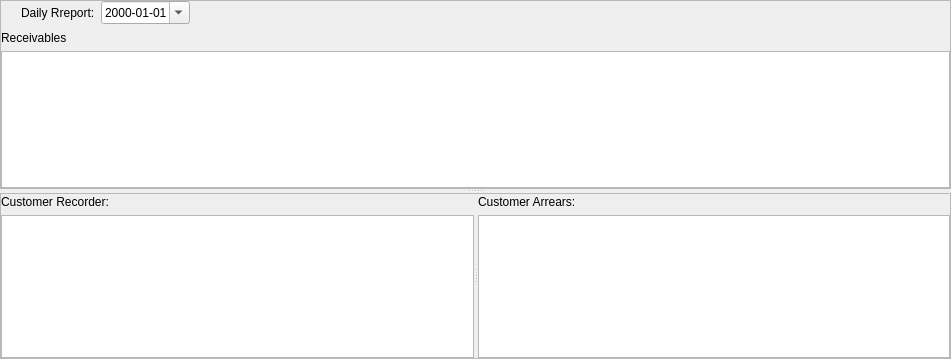
Old version of the form Ui/FormReceivables.ui in the repository golden7602/zion.
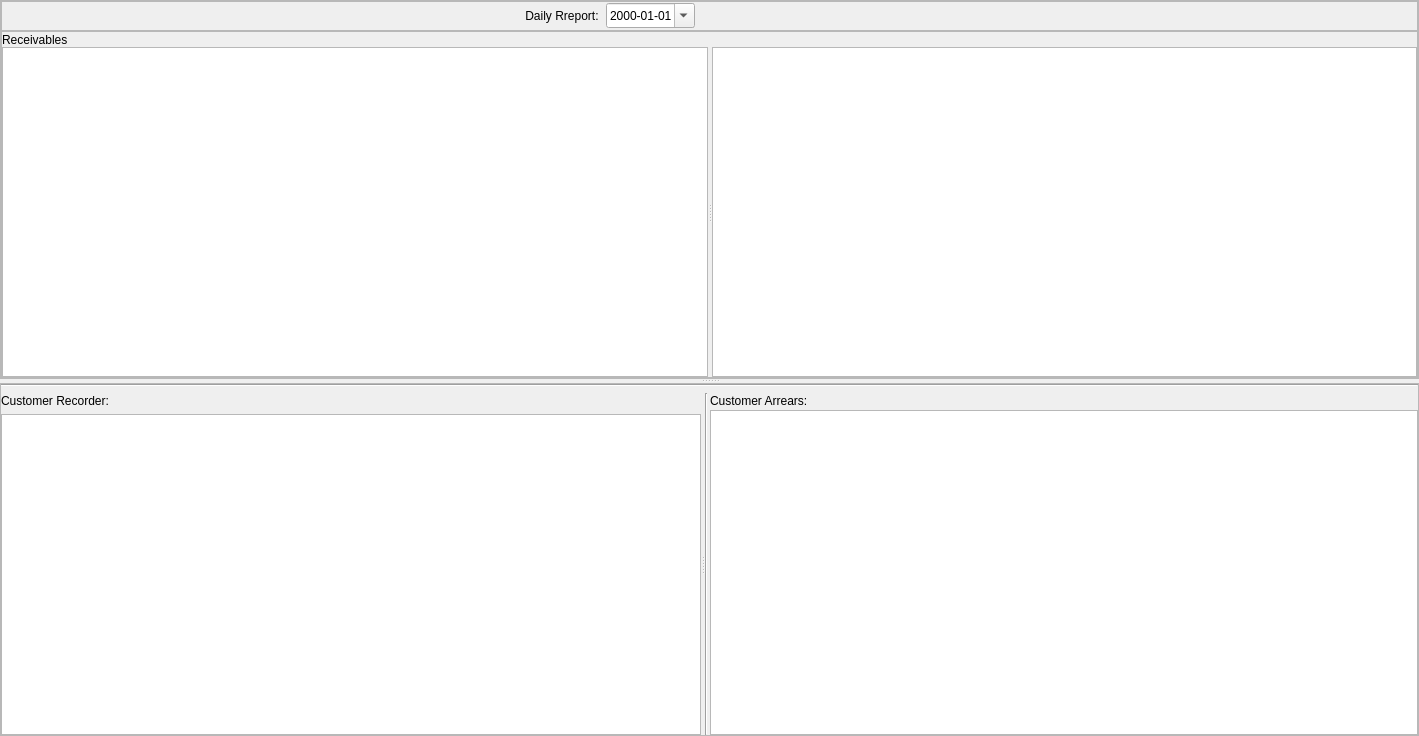
New version of the form.

Diff of the .ui file:
```diff
--- a/Ui/FormReceivables.ui
+++ b/Ui/FormReceivables.ui
@@ -6,8 +6,8 @@
    <rect>
     <x>0</x>
     <y>0</y>
-    <width>951</width>
-    <height>359</height>
+    <width>1419</width>
+    <height>736</height>
    </rect>
   </property>
   <property name="font">
@@ -20,7 +20,7 @@
   <property name="windowTitle">
    <string>Form</string>
   </property>
-  <layout class="QVBoxLayout" name="verticalLayout_5">
+  <layout class="QVBoxLayout" name="verticalLayout_6">
    <property name="spacing">
     <number>0</number>
    </property>
@@ -37,49 +37,101 @@
     <number>0</number>
    </property>
    <item>
-    <widget class="QSplitter" name="splitter">
+    <widget class="QSplitter" name="splitter_3">
      <property name="orientation">
       <enum>Qt::Vertical</enum>
      </property>
-     <property name="opaqueResize">
-      <bool>true</bool>
-     </property>
-     <property name="childrenCollapsible">
-      <bool>false</bool>
-     </property>
-     <widget class="QFrame" name="frame_2">
+     <widget class="QFrame" name="frame_4">
+      <property name="frameShape">
+       <enum>QFrame::StyledPanel</enum>
+      </property>
+      <property name="frameShadow">
+       <enum>QFrame::Raised</enum>
+      </property>
+      <layout class="QVBoxLayout" name="verticalLayout">
+       <property name="spacing">
+        <number>0</number>
+       </property>
+       <property name="leftMargin">
+        <number>0</number>
+       </property>
+       <property name="topMargin">
+        <number>0</number>
+       </property>
+       <property name="rightMargin">
+        <number>0</number>
+       </property>
+       <property name="bottomMargin">
+        <number>0</number>
+       </property>
+       <item>
+        <widget class="QFrame" name="frame_3">
+         <property name="minimumSize">
+          <size>
+           <width>0</width>
+           <height>30</height>
+          </size>
+         </property>
+         <property name="maximumSize">
+          <size>
+           <width>16777215</width>
+           <height>30</height>
+          </size>
+         </property>
+         <property name="frameShape">
+          <enum>QFrame::StyledPanel</enum>
+         </property>
+         <property name="frameShadow">
+          <enum>QFrame::Raised</enum>
+         </property>
+         <layout class="QHBoxLayout" name="horizontalLayout">
+          <property name="spacing">
+           <number>0</number>
+          </property>
+          <property name="leftMargin">
+           <number>0</number>
+          </property>
+          <property name="topMargin">
+           <number>0</number>
+          </property>
+          <property name="rightMargin">
+           <number>0</number>
+          </property>
+          <property name="bottomMargin">
+           <number>0</number>
+          </property>
+          <item>
+           <widget class="QWidget" name="widget" native="true">
       <property name="sizePolicy">
-       <sizepolicy hsizetype="Preferred" vsizetype="Preferred">
-        <horstretch>3</horstretch>
+             <sizepolicy hsizetype="Expanding" vsizetype="Preferred">
+              <horstretch>0</horstretch>
         <verstretch>0</verstretch>
        </sizepolicy>
       </property>
-      <property name="frameShape">
-       <enum>QFrame::StyledPanel</enum>
-      </property>
-      <property name="frameShadow">
-       <enum>QFrame::Raised</enum>
-      </property>
-      <layout class="QVBoxLayout" name="verticalLayout_2">
-       <property name="spacing">
-        <number>6</number>
-       </property>
-       <property name="leftMargin">
-        <number>0</number>
-       </property>
-       <property name="topMargin">
-        <number>0</number>
-       </property>
-       <property name="rightMargin">
-        <number>0</number>
-       </property>
-       <property name="bottomMargin">
-        <number>0</number>
-       </property>
-       <item>
+            <property name="minimumSize">
+             <size>
+              <width>500</width>
+              <height>0</height>
+             </size>
+            </property>
         <layout class="QHBoxLayout" name="horizontalLayout_3">
-         <item>
-          <layout class="QHBoxLayout" name="horizontalLayout_Button"/>
+             <property name="spacing">
+              <number>2</number>
+             </property>
+             <property name="leftMargin">
+              <number>0</number>
+             </property>
+             <property name="topMargin">
+              <number>0</number>
+             </property>
+             <property name="rightMargin">
+              <number>0</number>
+             </property>
+             <property name="bottomMargin">
+              <number>0</number>
+             </property>
+            </layout>
+           </widget>
          </item>
          <item>
           <spacer name="horizontalSpacer">
@@ -98,19 +150,26 @@
           </spacer>
          </item>
          <item>
-          <layout class="QHBoxLayout" name="horizontalLayout">
-           <property name="spacing">
-            <number>6</number>
-           </property>
-           <item>
             <widget class="QLabel" name="label_5">
+            <property name="minimumSize">
+             <size>
+              <width>0</width>
+              <height>0</height>
+             </size>
+            </property>
              <property name="text">
-              <string>Daily Rreport:</string>
+             <string> Daily Rreport:  </string>
              </property>
             </widget>
            </item>
            <item>
             <widget class="QDateEdit" name="SelectDate">
+            <property name="minimumSize">
+             <size>
+              <width>0</width>
+              <height>25</height>
+             </size>
+            </property>
              <property name="displayFormat">
               <string>yyyy-MM-dd</string>
              </property>
@@ -119,8 +178,6 @@
              </property>
             </widget>
            </item>
-          </layout>
-         </item>
          <item>
           <spacer name="horizontalSpacer_2">
            <property name="orientation">
@@ -128,16 +185,45 @@
            </property>
            <property name="sizeHint" stdset="0">
             <size>
-             <width>40</width>
+              <width>1226</width>
              <height>20</height>
             </size>
            </property>
           </spacer>
          </item>
         </layout>
+        </widget>
        </item>
        <item>
-        <layout class="QVBoxLayout" name="verticalLayout">
+        <widget class="QFrame" name="frame_2">
+         <property name="sizePolicy">
+          <sizepolicy hsizetype="Preferred" vsizetype="Preferred">
+           <horstretch>3</horstretch>
+           <verstretch>0</verstretch>
+          </sizepolicy>
+         </property>
+         <property name="frameShape">
+          <enum>QFrame::StyledPanel</enum>
+         </property>
+         <property name="frameShadow">
+          <enum>QFrame::Raised</enum>
+         </property>
+         <layout class="QVBoxLayout" name="verticalLayout_2">
+          <property name="spacing">
+           <number>0</number>
+          </property>
+          <property name="leftMargin">
+           <number>0</number>
+          </property>
+          <property name="topMargin">
+           <number>0</number>
+          </property>
+          <property name="rightMargin">
+           <number>0</number>
+          </property>
+          <property name="bottomMargin">
+           <number>0</number>
+          </property>
          <item>
           <widget class="QLabel" name="label">
            <property name="minimumSize">
@@ -158,6 +244,10 @@
           </widget>
          </item>
          <item>
+           <widget class="QSplitter" name="splitter">
+            <property name="orientation">
+             <enum>Qt::Horizontal</enum>
+            </property>
           <widget class="QTableView" name="tabCurrentDayRec">
            <property name="minimumSize">
             <size>
@@ -184,28 +274,29 @@
             <number>25</number>
            </attribute>
           </widget>
-         </item>
-        </layout>
+            <widget class="QTableView" name="SumPaymentMethod">
+             <property name="selectionMode">
+              <enum>QAbstractItemView::SingleSelection</enum>
+             </property>
+             <property name="selectionBehavior">
+              <enum>QAbstractItemView::SelectRows</enum>
+             </property>
+            </widget>
+           </widget>
+          </item>
+         </layout>
+        </widget>
        </item>
       </layout>
      </widget>
      <widget class="QFrame" name="frame">
-      <property name="sizePolicy">
-       <sizepolicy hsizetype="Preferred" vsizetype="Preferred">
-        <horstretch>1</horstretch>
-        <verstretch>0</verstretch>
-       </sizepolicy>
-      </property>
       <property name="frameShape">
        <enum>QFrame::StyledPanel</enum>
       </property>
       <property name="frameShadow">
        <enum>QFrame::Raised</enum>
       </property>
-      <layout class="QVBoxLayout" name="verticalLayout_6">
-       <property name="spacing">
-        <number>0</number>
-       </property>
+      <layout class="QVBoxLayout" name="verticalLayout_5">
        <property name="leftMargin">
         <number>0</number>
        </property>
@@ -218,6 +309,13 @@
        <property name="bottomMargin">
         <number>0</number>
        </property>
+       <item>
+        <widget class="Line" name="line">
+         <property name="orientation">
+          <enum>Qt::Horizontal</enum>
+         </property>
+        </widget>
+       </item>
        <item>
         <widget class="QSplitter" name="splitter_2">
          <property name="orientation">
@@ -272,6 +370,18 @@
           </layout>
          </widget>
          <widget class="QWidget" name="layoutWidget">
+          <layout class="QHBoxLayout" name="horizontalLayout_2">
+           <property name="spacing">
+            <number>2</number>
+           </property>
+           <item>
+            <widget class="Line" name="line_2">
+             <property name="orientation">
+              <enum>Qt::Vertical</enum>
+             </property>
+            </widget>
+           </item>
+           <item>
           <layout class="QVBoxLayout" name="verticalLayout_4">
            <item>
             <widget class="QLabel" name="label_2">
@@ -313,6 +423,8 @@
               <number>25</number>
              </attribute>
             </widget>
+             </item>
+            </layout>
            </item>
           </layout>
          </widget>
```
Left out of the diff: 3 changed lines with no effect on the pictures. Lines whose indentation alone changed are shown as unchanged.
